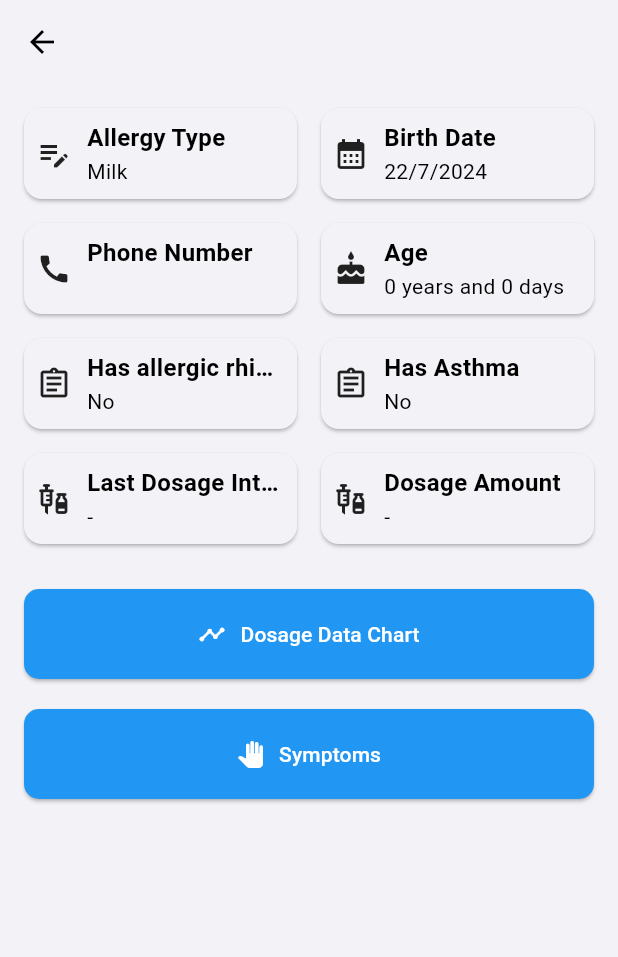
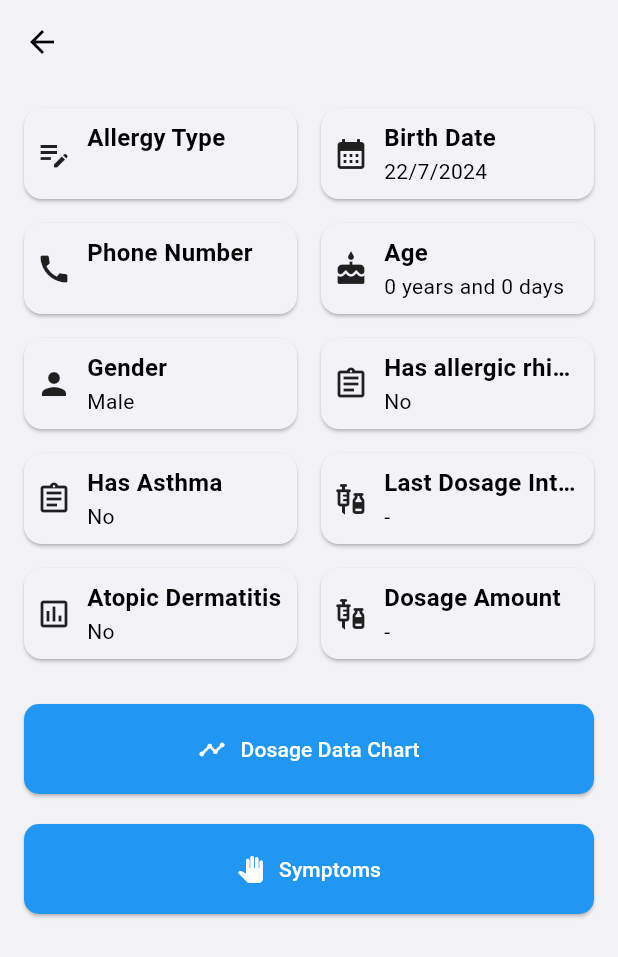
Before and after one commit to KeremTamirci/ImmunotherapyApp, a Flutter app: the PatientDetailScreen screen opened directly with empty values, on a phone screen of 412 x 824 dp. Shown: the top 957 px of the screen. Run offline on Flutter 3.47's test engine with Material 3 defaults, Android fonts, the phone set to English and light mode, and no system bars; our stand-ins replace accordion, cloud_firestore, firebase_auth, firebase_core, firebase_messaging, fl_chart and 6 more; missing offline and left inert: dart:ffi, flutter_material_pickers; accounts and stored records are empty; generated files the repository leaves out were written again; network calls fail.

Commit message:
Minor bugfixes

```diff
--- a/immunotheraphy_app/lib/doctor/screens/patient_detail_page.dart
+++ b/immunotheraphy_app/lib/doctor/screens/patient_detail_page.dart
@@ -84,7 +84,7 @@ class _PatientDetailScreenState extends State<PatientDetailScreen> {
       years--;
       months += 12;
     }
-
+    print(widget.patient.allergyType);
     return '$years ${AppLocalizations.of(context)!.yil} ${AppLocalizations.of(context)!.and} $days ${AppLocalizations.of(context)!.gun}';
   }
 
@@ -111,7 +111,7 @@ class _PatientDetailScreenState extends State<PatientDetailScreen> {
                     children: [
                       _buildDetailItem(
                           AppLocalizations.of(context)!.allergyType,
-                          AppLocalizations.of(context)!.milk,
+                          widget.patient.allergyType,
                           Icons.edit_note),
                       _buildDetailItem(
                           AppLocalizations.of(context)!.birthDate,
@@ -125,6 +125,14 @@ class _PatientDetailScreenState extends State<PatientDetailScreen> {
                           AppLocalizations.of(context)!.age,
                           _calculateAge(widget.patient.birthDate).toString(),
                           Icons.cake),
+                      _buildDetailItem(
+                        AppLocalizations.of(context)!.gender,
+                        widget.patient.gender == "Female" ||
+                                widget.patient.gender == "Male"
+                            ? AppLocalizations.of(context)!.female
+                            : AppLocalizations.of(context)!.male,
+                        Icons.person,
+                      ),
                       _buildDetailItem(
                           AppLocalizations.of(context)!.hasRhinitis,
                           widget.patient.hasRhinits
@@ -144,6 +152,13 @@ class _PatientDetailScreenState extends State<PatientDetailScreen> {
                                 .format(_lastDosageData!.date)
                             : "-",
                         Icons.vaccines,
+                      ),
+                      _buildDetailItem(
+                        AppLocalizations.of(context)!.atopicDermatitis,
+                        widget.patient.hasAtopicDermatitis
+                            ? AppLocalizations.of(context)!.yes
+                            : AppLocalizations.of(context)!.no,
+                        Icons.assessment_outlined,
                       ),
                       _buildDetailItem(
                         AppLocalizations.of(context)!.dosageAmount,
--- a/immunotheraphy_app/lib/l10n/app_en.arb
+++ b/immunotheraphy_app/lib/l10n/app_en.arb
@@ -181,6 +181,7 @@
     "peanut": "Peanut",
     "selectSubcategory": "Select Subcategory",
     "hasAtopicDermatitis": "Has Atopic Dermatitis",
+    "atopicDermatitis": "Atopic Dermatitis",
     "male": "Male",
     "female": "Female",
     "gender": "Gender",
--- a/immunotheraphy_app/lib/l10n/app_tr.arb
+++ b/immunotheraphy_app/lib/l10n/app_tr.arb
@@ -170,6 +170,7 @@
     "peanut": "Yer Fıstığı",
     "selectSubcategory": "Alt Kategori Seç",
     "hasAtopicDermatitis": "Atopik Dermatiti Var",
+    "atopicDermatitis": "Atopik Dermatit",
     "male": "Erkek",
     "female": "Kadın",
     "gender": "Cinsiyet",
```
Also changed, not shown: immunotheraphy_app/lib/patient/screens/dose_intake_page.dart (+10 -3 lines).
